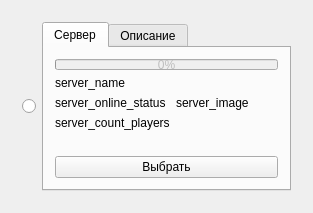
MOCSOM/SomLauncher, file SomLauncherCpp/Form/ServerWidget.ui: the form before one commit.
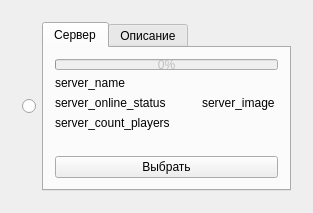
The form after the commit.

```diff
--- a/SomLauncherCpp/Form/ServerWidget.ui
+++ b/SomLauncherCpp/Form/ServerWidget.ui
@@ -35,9 +35,36 @@
          <layout class="QGridLayout" name="gridLayout_3">
           <item row="1" column="0">
            <widget class="QLabel" name="label_servername">
+            <property name="minimumSize">
+             <size>
+              <width>141</width>
+              <height>0</height>
+             </size>
+            </property>
+            <property name="maximumSize">
+             <size>
+              <width>141</width>
+              <height>16777215</height>
+             </size>
+            </property>
+            <property name="sizeIncrement">
+             <size>
+              <width>141</width>
+              <height>0</height>
+             </size>
+            </property>
+            <property name="baseSize">
+             <size>
+              <width>141</width>
+              <height>0</height>
+             </size>
+            </property>
             <property name="text">
              <string>server_name</string>
             </property>
+            <property name="wordWrap">
+             <bool>true</bool>
+            </property>
            </widget>
           </item>
           <item row="2" column="0">
```
